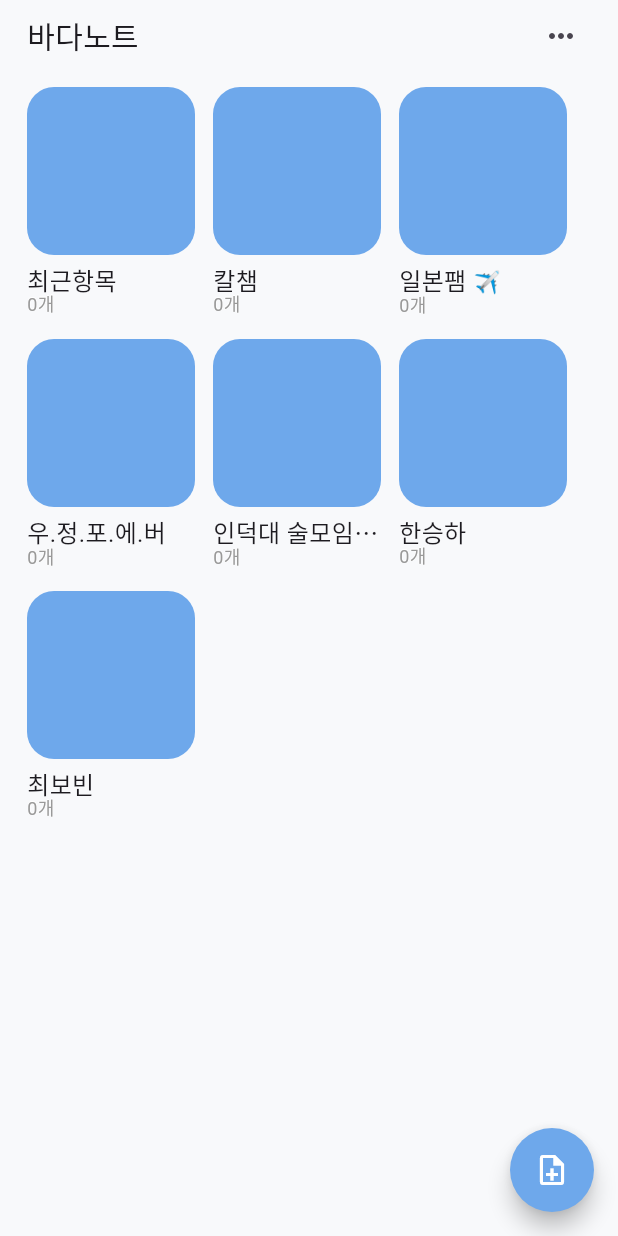
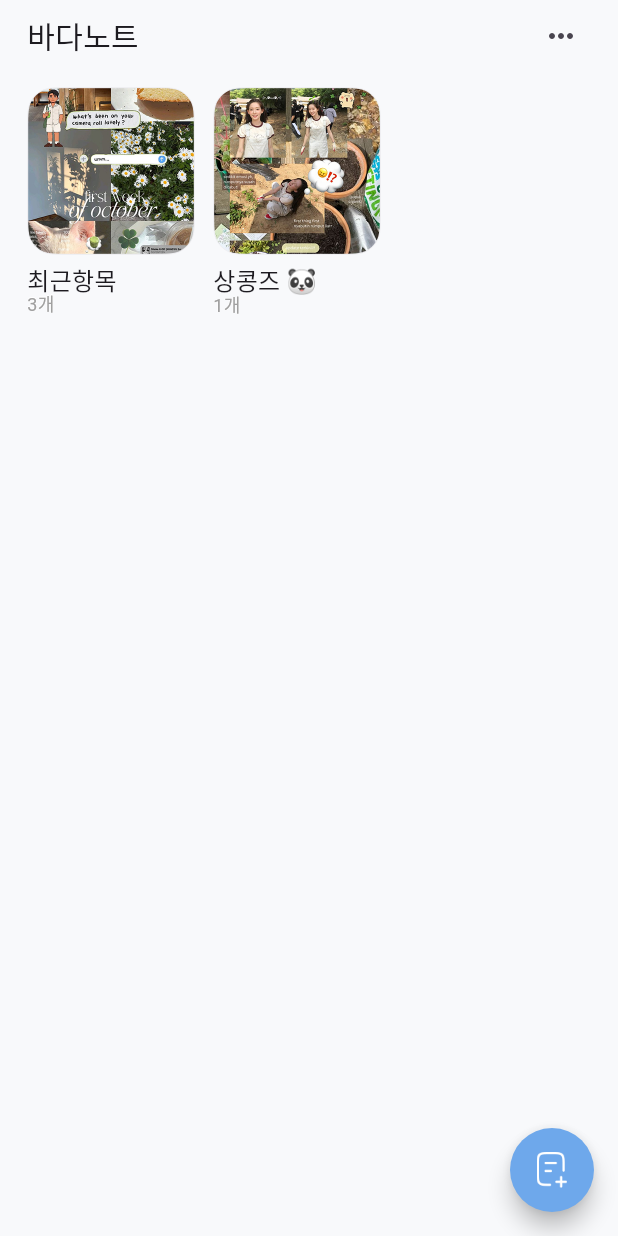
Before and after one commit to cherry1m/UYOUNG, a Flutter app: the OceanNoteMainPage screen opened directly, on a phone screen of 412 x 824 dp. Run offline on Flutter 3.47's test engine with Material 3 defaults, Android fonts, the phone set to English and light mode, and no system bars; our stand-ins replace google_maps_flutter, image_picker, shared_preferences, table_calendar; accounts and stored records are empty; Roboto replaces fonts that are missing (memomentKkukkkuk).

Commit message:
feat: 바다노트 메인 페이지 수정 및 템플릿 제작 화면 1차 구현

```diff
--- a/lib/src/view/pages/ocean/ocean_note_main_page.dart
+++ b/lib/src/view/pages/ocean/ocean_note_main_page.dart
@@ -1,29 +1,28 @@
 import 'package:flutter/material.dart';
 import 'package:uyoung/data/app_colors.dart';
 import 'package:uyoung/data/font_style.dart';
-import 'package:uyoung/data/model/calendar/memory_model.dart';
-import 'package:uyoung/data/model/common/memory_island_list.dart';
+import 'package:uyoung/src/view/pages/ocean/template_main_page.dart';
 
 class OceanNoteMainPage extends StatelessWidget {
   const OceanNoteMainPage({super.key});
 
   @override
   Widget build(BuildContext context) {
-    // 바다노트에서 사용할 기본 기억섬 리스트
-    final List<MemoryIsland> islands = defaultMemoryIslands;
-
-    // 아직 노트 개수는 따로 없으니 0으로 고정 (나중에 실제 노트 데이터랑 연동)
-    const int totalNoteCount = 0;
-
     return Scaffold(
       backgroundColor: const Color(0xFFF8F9FB),
       floatingActionButton: FloatingActionButton(
         onPressed: () {
-          // TODO: 새 바다노트 작성 화면으로 이동
+          Navigator.of(
+            context,
+          ).push(MaterialPageRoute(builder: (_) => const TemplateMainPage()));
         },
         backgroundColor: AppColors.mainBlue,
         shape: const CircleBorder(),
-        child: const Icon(Icons.note_add_outlined, color: Colors.white),
+        child: Image.asset(
+          'assets/images/template_plus.png',
+          width: 24,
+          height: 24,
+        ),
       ),
       body: SafeArea(
         child: Padding(
@@ -44,39 +43,28 @@
                   ),
                 ],
               ),
-
               const SizedBox(height: 10),
 
-              // 앨범 카드들 (최근항목 + 기억섬 리스트)
-              Expanded(
-                child: SingleChildScrollView(
-                  child: Wrap(
+              // ✅ 카드 2개만 고정
+              Wrap(
                 spacing: 12,
                 runSpacing: 16,
                 children: [
-                      // 1) 최근항목 고정 카드
                   _OceanAlbumCard(
                     title: '최근항목',
-                        count: totalNoteCount,
-                        isRecent: true,
-                        onTap: () {
-                          // TODO: 전체/최근 바다노트 리스트 화면으로 이동
-                        },
+                    count: 3, // ← 하드코딩
+                    thumbnailPath:
+                        'assets/images/ocean_recent.png', // ← 너 이미지로 바꿔
+                    onTap: () {},
                   ),
-
-                      // 2) 기억섬별 앨범 카드
-                      for (final island in islands)
                   _OceanAlbumCard(
-                          title: island.name,
-                          count: 0, // 🔥 나중에 island.noteCount 등으로 교체 예정
-                          onTap: () {
-                            // TODO: 이 기억섬에 해당하는 바다노트 리스트로 이동
-                            // Navigator.push(... OceanNoteListPage(island: island));
-                          },
+                    title: '상콩즈 🐼',
+                    count: 1, // ← 하드코딩
+                    thumbnailPath:
+                        'assets/images/ocean_shang.png', // ← 너 이미지로 바꿔
+                    onTap: () {},
                   ),
                 ],
-                  ),
-                ),
               ),
             ],
           ),
@@ -86,63 +74,53 @@
   }
 }
 
-/// 앨범 카드 위젯
+/// 앨범 카드 위젯 (썸네일 이미지까지 하드코딩 가능)
 class _OceanAlbumCard extends StatelessWidget {
   final String title;
   final int count;
+  final String? thumbnailPath;
   final VoidCallback onTap;
-
-  /// '최근항목' 카드 여부
-  final bool isRecent;
 
   const _OceanAlbumCard({
     required this.title,
     required this.count,
     required this.onTap,
-    this.isRecent = false,
+    this.thumbnailPath,
   });
 
   @override
   Widget build(BuildContext context) {
     return GestureDetector(
       onTap: onTap,
-
-      // 카드 전체 너비 112
       child: SizedBox(
         width: 112,
         child: Column(
           crossAxisAlignment: CrossAxisAlignment.start,
           children: [
             // 썸네일 박스 112x112, radius 18
-            Container(
+            ClipRRect(
+              borderRadius: BorderRadius.circular(18),
+              child: SizedBox(
                 width: 112,
                 height: 112,
-              decoration: BoxDecoration(
-                color: AppColors.mainBlue,
-                borderRadius: BorderRadius.circular(18),
+                child: thumbnailPath == null
+                    ? Container(color: AppColors.mainBlue)
+                    : Image.asset(thumbnailPath!, fit: BoxFit.cover),
               ),
             ),
             const SizedBox(height: 8),
 
-            // 앨범 이름 (색 점은 나중에 필요 없으면 빼면 됨)
-            Row(
-              crossAxisAlignment: CrossAxisAlignment.center,
-              children: [
-                Expanded(
-                  child: Text(
+            Text(
               title,
               style: AppFontStyle.M_16,
               maxLines: 1,
               overflow: TextOverflow.ellipsis,
             ),
-                ),
-              ],
-            ),
             const SizedBox(height: 2),
 
             Text(
               '$count개',
-              style: AppFontStyle.S9.copyWith(color: AppColors.g03),
+              style: AppFontStyle.S9.copyWith(color: AppColors.gray_12),
             ),
           ],
         ),
```
Also changed, not shown: lib/src/view/pages/ocean/template_main_page.dart (added, +153 -0 lines), lib/src/view/pages/ocean/template_use_page.dart (added, +97 -0 lines), assets/images/ocean_recent.png (added), assets/images/ocean_shang.png (added), assets/images/template_4.png (added), assets/images/template_plus.png (added), 5 other files. Lines whose indentation alone changed are shown as unchanged.
